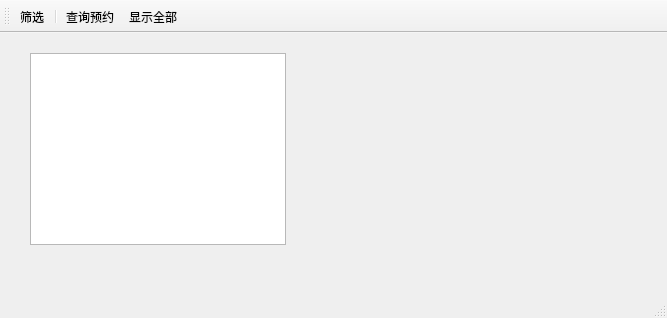
First picture: the form in RegistrationWindow.ui, repository QZero233/QTHospitalManager, before the edit.
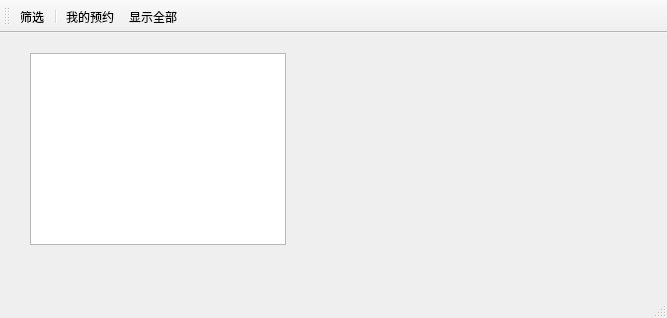
Second picture: the form after the edit. Icons and pictures are not drawn.

Diff of the .ui file:
```diff
--- a/RegistrationWindow.ui
+++ b/RegistrationWindow.ui
@@ -81,7 +81,7 @@
      <normaloff>:/icon/imgs/query.png</normaloff>:/icon/imgs/query.png</iconset>
    </property>
    <property name="text">
-    <string>查询预约</string>
+    <string>我的预约</string>
    </property>
    <property name="toolTip">
     <string>查询预约</string>
```
Left out of the diff: 2 changed lines with no effect on the pictures.
